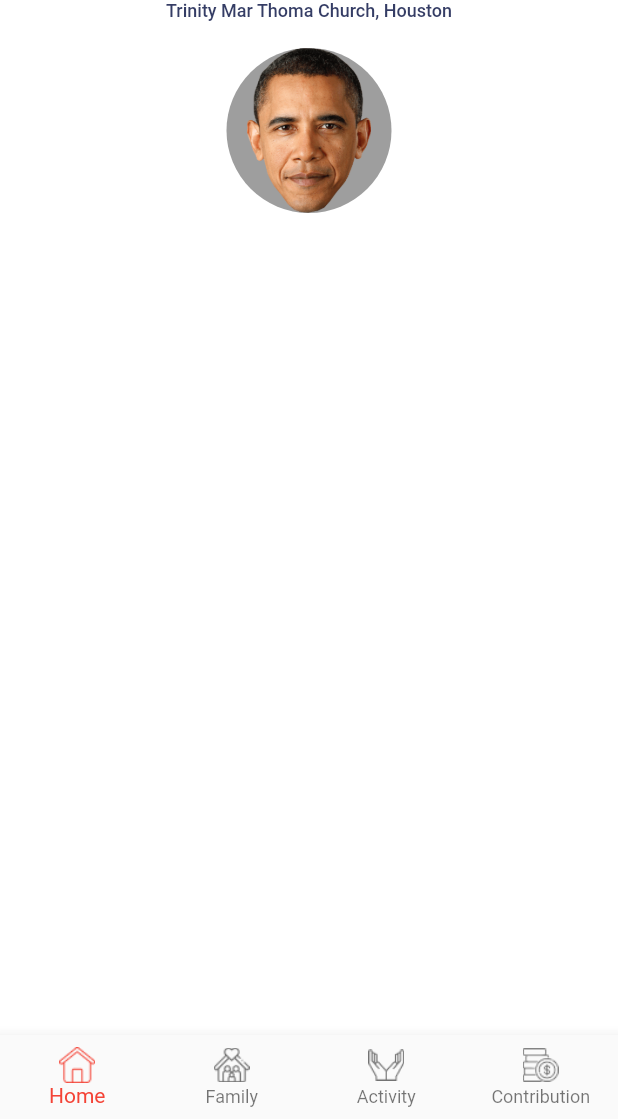
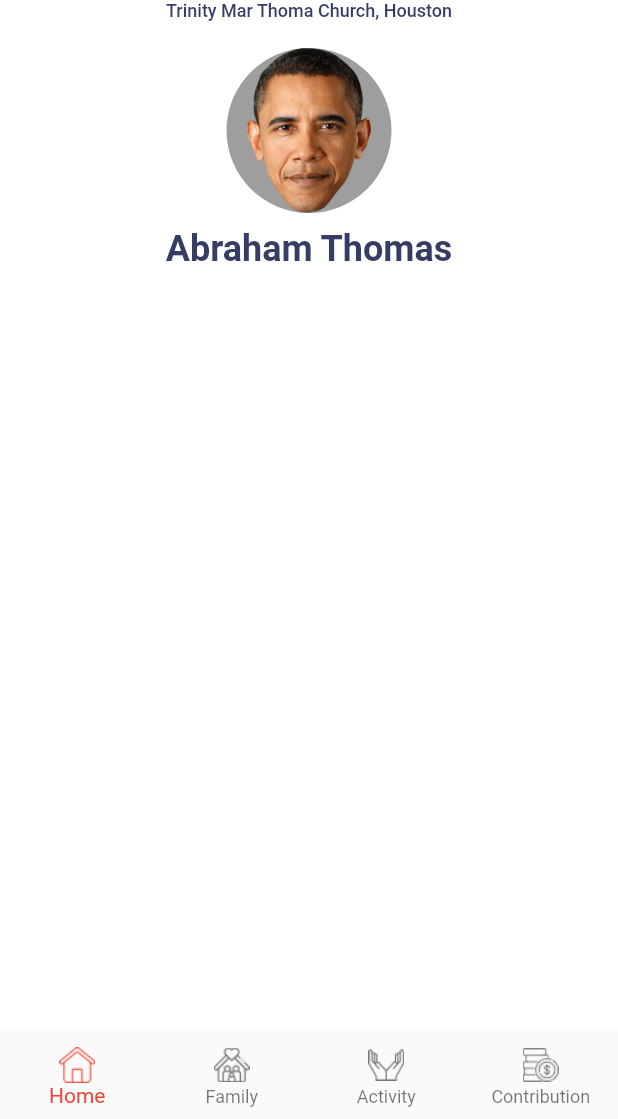
Before and after one commit to mayurpatil2991997/edstem_task_flutter, a Flutter app: the screen it shows after launch, on a phone screen of 412 x 824 dp, the part 117-1236 px from its top. Run offline on Flutter 3.47's test engine with Material 2 defaults, Android fonts, the phone set to English and light mode, and no system bars; our stand-ins replace google_fonts; Roboto replaces fonts that are missing (Playfair Display SC).

Commit message:
Added text widget for whole app

```diff
--- /dev/null
+++ b/lib/widgets/text/text_widget.dart
@@ -0,0 +1,31 @@
+import 'package:flutter/material.dart';
+import 'package:google_fonts/google_fonts.dart';
+
+class TextWidget extends StatefulWidget {
+  final String userName;
+  final String family;
+  final FontWeight? fontWeight;
+  final double? textSize;
+  final Color textColor;
+
+  const TextWidget({Key? key, required this.userName, required this.family, this.fontWeight, this.textSize, required this.textColor}) : super(key: key);
+
+
+  @override
+  _TextWidgetState createState() => _TextWidgetState();
+}
+
+class _TextWidgetState extends State<TextWidget> {
+  @override
+  Widget build(BuildContext context) {
+    return Text(
+      widget.userName,
+      style: GoogleFonts.getFont(
+          widget.family,
+          fontWeight: widget.fontWeight,
+          fontSize: widget.textSize,
+          color: widget.textColor
+      ),
+    );
+  }
+}
--- a/lib/widgets/user_image/user_image_widget.dart
+++ b/lib/widgets/user_image/user_image_widget.dart
@@ -1,11 +1,19 @@
+import 'package:edstem_demo_project/widgets/text/text_widget.dart';
 import 'package:flutter/material.dart';
 
-class UserImageWidget extends StatelessWidget {
+class UserImageWidget extends StatefulWidget {
   const UserImageWidget({Key? key}) : super(key: key);
 
   @override
+  _UserImageWidgetState createState() => _UserImageWidgetState();
+}
+
+class _UserImageWidgetState extends State<UserImageWidget> {
+  @override
   Widget build(BuildContext context) {
-    return Container(
+    return Column(
+      children: [
+        Container(
           margin: const EdgeInsets.all(10.0),
           height: 110.0,
           width: 110.0,
@@ -17,6 +25,15 @@ class UserImageWidget extends StatelessWidget {
             'assets/images/face.png',
             // fit: BoxFit.contain,
           ),
+        ),
+        const TextWidget(
+          family: "Playfair Display SC",
+          userName: "Abraham Thomas",
+          fontWeight: FontWeight.bold,
+          textSize: 24.0,
+          textColor: Color.fromRGBO(53, 61, 101, 10),
+        ),
+      ],
     );
   }
 }
--- a/pubspec.yaml
+++ b/pubspec.yaml
@@ -11,6 +11,7 @@ dependencies:
   flutter:
     sdk: flutter
   cupertino_icons: ^1.0.2
+  google_fonts: ^2.1.0
 
 dev_dependencies:
   flutter_test:
```
Also changed, not shown: pubspec.lock. Lines whose indentation alone changed are shown as unchanged.
